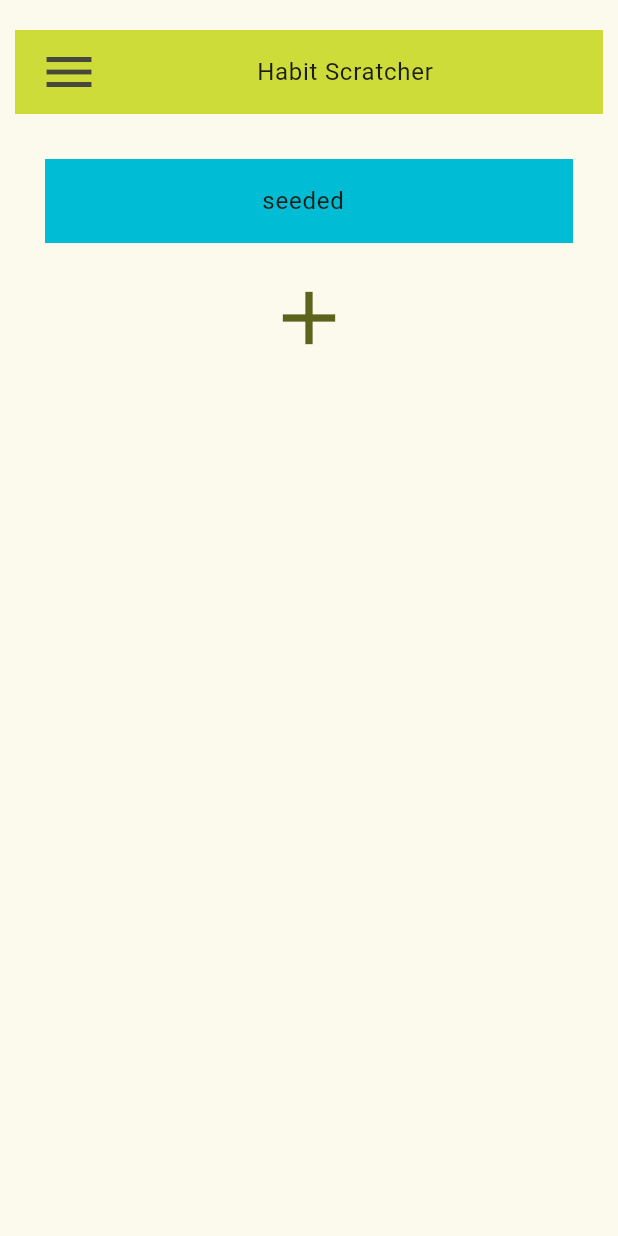
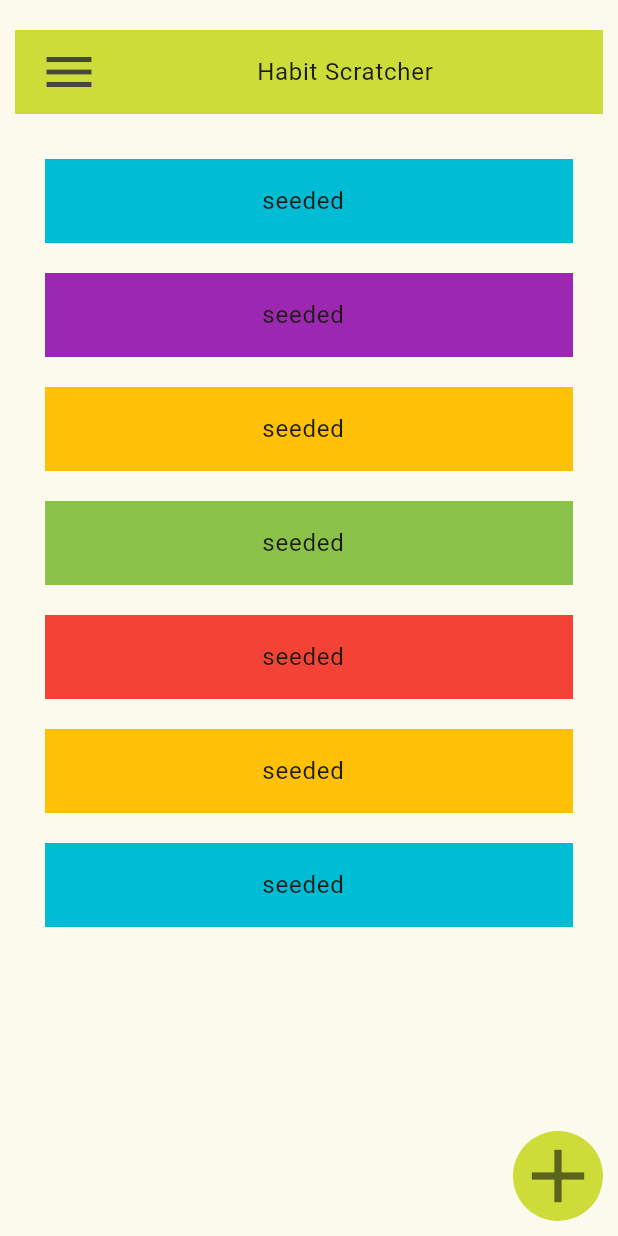
Before and after one commit to rileyporter/habit-scratcher, a Flutter app: the screen it shows after launch, on a phone screen of 412 x 824 dp. Run offline on Flutter 3.47's test engine with Material 3 defaults, Android fonts, the phone set to English and light mode, and no system bars.

Commit message:
Refactor Habit list view to have a scrollable list

```diff
--- a/lib/date.dart
+++ b/lib/date.dart
@@ -54,14 +54,19 @@ class _DateViewState extends State<DateView> {
           // TODO: Fix the sizing of the column elements so the button is actually
           // always in the lower right
           // Back button
-          Align(
-            alignment: Alignment.bottomRight,
-            child: ElevatedButton(
-              onPressed: () {widget.updateDateDisplay(null);},
-              style: ElevatedButton.styleFrom(
-                backgroundColor: widget.habitColor,
+          Padding(
+            padding: const EdgeInsets.all(10.0),
+            child: Align(
+              alignment: Alignment.bottomRight,
+              child: TextButton(
+                onPressed: () {widget.updateDateDisplay(null);},
+                style: TextButton.styleFrom(
+                  minimumSize: Size.zero,
+                  padding: EdgeInsets.all(10.0),
+                  backgroundColor: widget.habitColor,
+                ),
+                child: Icon(Icons.keyboard_return, size: 30),
               ),
-              child: Icon(Icons.keyboard_return),
             ),
           ),
         ],
--- a/lib/habit.dart
+++ b/lib/habit.dart
@@ -1,7 +1,6 @@
 import 'package:flutter/material.dart';
 import 'date.dart';
 import 'dart:math';
-
 
 
 class Habit {
--- a/lib/habit_list_view.dart
+++ b/lib/habit_list_view.dart
@@ -34,29 +34,42 @@ class _HabitListPageState extends State<HabitListPage> {
         child: Column(
           children: [
             SizedBox(height: 20),
+            Header(title: widget.title, switchToHabitAdder: switchToHabitAdder),
+            SizedBox(height: 20),
+            // TODO: add a quick edit box for updating today's date for all habits?
+            addingHabit ?
+                NewHabitForm(addHabit: widget.addHabit,
+                            switchToHabitAdder: switchToHabitAdder)
+              : HabitList(habits: widget.habits,
+                               displayHabitAtIndex: widget.displayHabitAtIndex,
+                               switchToHabitAdder: switchToHabitAdder),
+            if (!addingHabit)
+              AddHabitButton(switchToHabitAdder: switchToHabitAdder),
+          ],
+        ),
+      ),
+    );
+  }
+}
 
-            // top bar
-            Padding(
+class Header extends StatelessWidget {
+  const Header({super.key,
+                required this.title,
+                required this.switchToHabitAdder});
+    final String title;
+    final Function switchToHabitAdder;
+
+  @override
+  Widget build(BuildContext context) {
+    return Padding(
       padding: const EdgeInsets.symmetric(horizontal: 10.0),
       child: Semantics(
         button: true,
         child: ListTile(
           onTap: () => {switchToHabitAdder(false)},
           leading: Icon(Icons.menu, size: 40),
-                  title: Center(child: Text(widget.title)),
+          title: Center(child: Text(title)),
           tileColor: MAIN_COLOR,
-                ),
-              ),
-            ),
-
-            SizedBox(height: 20),
-            addingHabit ? NewHabitForm(addHabit: widget.addHabit,
-                                      switchToHabitAdder: switchToHabitAdder)
-                        : HabitList(habits: widget.habits,
-                                    displayHabitAtIndex: widget.displayHabitAtIndex,
-                                    switchToHabitAdder: switchToHabitAdder),
-
-          ],
         ),
       ),
     );
@@ -76,29 +89,62 @@ class HabitList extends StatelessWidget {
   @override
   Widget build(BuildContext context) {
     // TODO: ability to reorder habits displayed in list
-    return Column(
+    return Expanded(
+      child: ListView(
         children: [
-        // TODO: wrap list of habits in a scrollable ListView and
-        //       learn about layout constraints
           // TODO: make the habit list draggable to edit the order?
           for (int i = 0; i < habits.length; i++)
-          Padding(
+            HabitListTile(displayHabitAtIndex: displayHabitAtIndex, i: i, habits: habits),
+        ],
+      ),
+    );
+  }
+}
+
+class HabitListTile extends StatelessWidget {
+  const HabitListTile({
+    super.key,
+    required this.displayHabitAtIndex,
+    required this.i,
+    required this.habits,
+  });
+
+  final Function displayHabitAtIndex;
+  final int i;
+  final List<Habit> habits;
+
+  @override
+  Widget build(BuildContext context) {
+    return Padding(
       padding: const EdgeInsets.symmetric(horizontal: 30.0, vertical: 10.0),
       child: Semantics(
         button: true,
         // TODO: add an edit button with ability to delete the habit
         //      or make them slidable with flutter_slidable for multiple actions
+        // TODO: figure out why ListTiles mean this list overflows
+        //      onto the header and under the add button. The text in the list
+        //      tiles goes away when they should be out of view, but the background
+        //      is still visible.
         child: ListTile(
           onTap: () => {displayHabitAtIndex(i)},
           title: Center(child: Text(habits[i].title)),
           tileColor: habits[i].color,
         ),
       ),
-          ),
+    );
+  }
+}
 
-        // plus sign button
-        Padding(
-          padding: const EdgeInsets.symmetric(vertical:10.0),
+class AddHabitButton extends StatelessWidget {
+  const AddHabitButton({super.key, required this.switchToHabitAdder});
+  final Function switchToHabitAdder;
+
+  @override
+  Widget build(BuildContext context) {
+    return Padding(
+      padding: const EdgeInsets.all(10.0),
+      child: Align(
+        alignment: Alignment.bottomRight,
         child: TextButton(
           onPressed: () {
             // switch to HabitAdder display
@@ -107,10 +153,11 @@ class HabitList extends StatelessWidget {
           style: TextButton.styleFrom(
             minimumSize: Size.zero,
             padding: EdgeInsets.zero,
+            backgroundColor: MAIN_COLOR,
           ),
           child: Icon(Icons.add, size: 60)
         ),
-        ),]
+      ),
     );
   }
 }
--- a/lib/main.dart
+++ b/lib/main.dart
@@ -43,7 +43,8 @@ class MyHomePage extends StatefulWidget {
 
 class _MyHomePageState extends State<MyHomePage> {
   int _habitIndex = -1;
-  List<Habit> habits = [Habit(title: 'seeded')];
+  List<Habit> habits = [Habit(title: 'seeded'), Habit(title: 'seeded'), Habit(title: 'seeded'), Habit(title: 'seeded'), Habit(title: 'seeded'), Habit(title: 'seeded'), Habit(title: 'seeded'),
+                        ]; //Habit(title: 'seeded'), Habit(title: 'seeded'),Habit(title: 'seeded'),Habit(title: 'seeded'),Habit(title: 'seeded'),Habit(title: 'seeded'),];
 
   updateHabitIndex(int newIndex) {
     setState(() {
```
Lines whose indentation alone changed are shown as unchanged.
